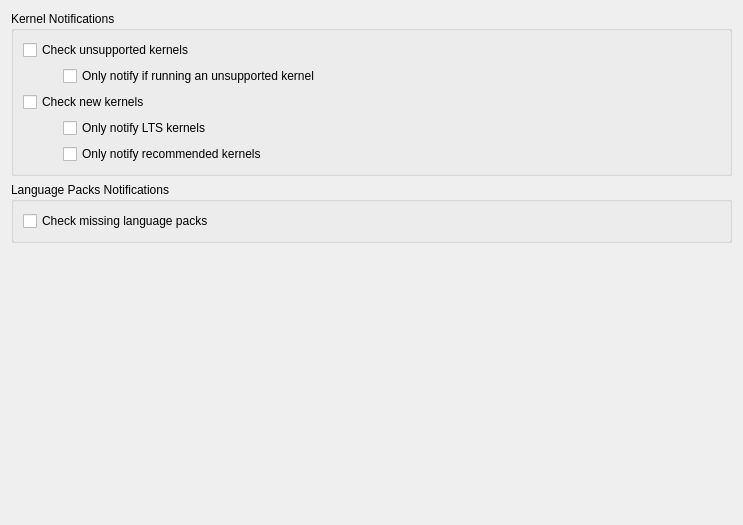
The window that src/manjaro-settings-manager/pages/PageNotifications.ui (manjaro/manjaro-settings-manager) describes before a commit, drawn with Qt 5.
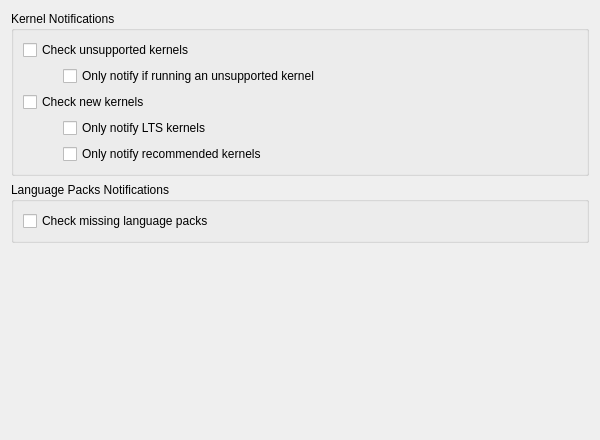
The same window after the commit.

Patch:
```diff
--- a/src/manjaro-settings-manager/pages/PageNotifications.ui
+++ b/src/manjaro-settings-manager/pages/PageNotifications.ui
@@ -6,8 +6,8 @@
    <rect>
     <x>0</x>
     <y>0</y>
-    <width>743</width>
-    <height>525</height>
+    <width>600</width>
+    <height>440</height>
    </rect>
   </property>
   <property name="windowTitle">
```
